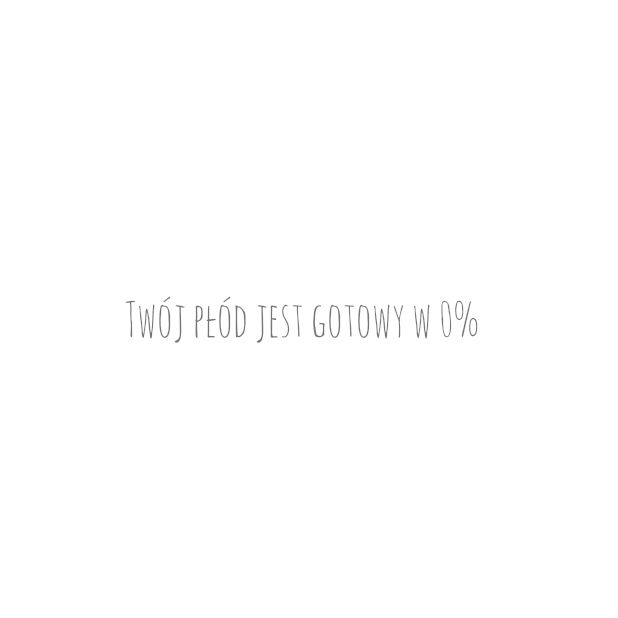
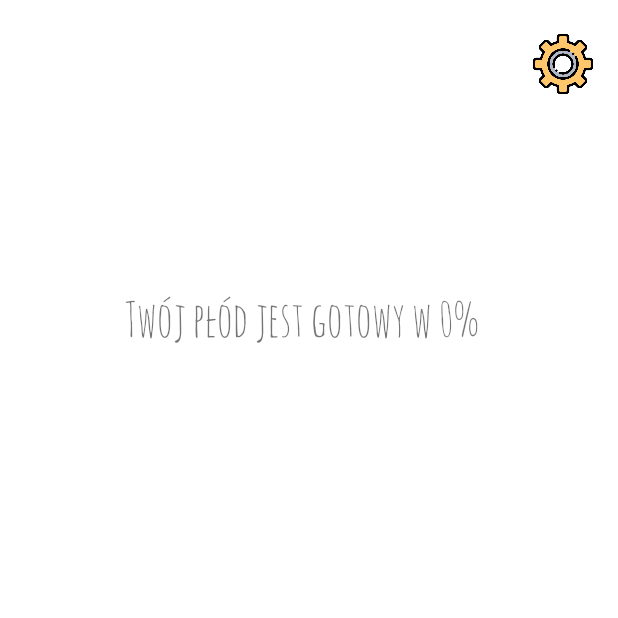
Before and after one commit to Maki1502/Hello-baby, an Android app: the BabyLoading screen opened directly, with no data from a screen before it, on a phone screen of 412 x 824 dp, the top half of it. Run offline under Robolectric (Android 15) with nearby library versions, the phone set to English and light mode, and no system bars; 2 statements that could not run were skipped.

Commit message:
Poprawki wyglądu cd.

```diff
--- a/app/src/main/java/edu/ib/hellobaby/BabyLoading.kt
+++ b/app/src/main/java/edu/ib/hellobaby/BabyLoading.kt
@@ -2,24 +2,23 @@ package edu.ib.hellobaby
 
 import android.content.Context
 import android.content.Intent
-
 import android.graphics.drawable.ClipDrawable
 import android.os.Bundle
-import android.util.Log
-import android.view.View
 import android.widget.Toast
 import androidx.appcompat.app.AppCompatActivity
 import kotlinx.android.synthetic.main.activity_baby_loading.*
-import kotlinx.android.synthetic.main.activity_calculate_dates.*
 import java.text.SimpleDateFormat
 import java.time.LocalDate
-import java.util.*
-
 
 class BabyLoading : AppCompatActivity() {
     override fun onCreate(savedInstanceState: Bundle?) {
         super.onCreate(savedInstanceState)
         setContentView(R.layout.activity_baby_loading)
+
+        settings_btn.setOnClickListener {
+            val intent = Intent(this,CalculateDates::class.java)
+            startActivity(intent)
+        }
 
         val sharedPrefFile = "kotlinsharedpreference"
         val sharedPreference =  getSharedPreferences(sharedPrefFile, Context.MODE_PRIVATE)
@@ -32,17 +31,13 @@ class BabyLoading : AppCompatActivity() {
         val sdf = SimpleDateFormat("yyyy-MM-dd")
 
         val current = LocalDate.now().toString()
-        Log.d("xx", "$current")
-        Log.d("data", "$sexDate")
 
         val sexDate1 = sdf.parse(sexDate)
         val currentDate = sdf.parse(current)
         val mDifference = kotlin.math.abs(currentDate.time - sexDate1.time)
         val mDifferenceDates = mDifference / (24 * 60 * 60 * 1000)
         val mDayDifference = mDifferenceDates.toString()
-        Log.d("current", "$mDayDifference")
         val babyLoading = 100 * mDayDifference.toInt() / 270
-        Log.d("loading", "$babyLoading")
         loadingText.text = "Twój płód jest gotowy w $babyLoading%"
 
         val imageLevel = 10000 * mDayDifference.toInt()/270
--- a/app/src/main/java/edu/ib/hellobaby/CalculateDates.kt
+++ b/app/src/main/java/edu/ib/hellobaby/CalculateDates.kt
@@ -17,7 +17,6 @@ import java.text.SimpleDateFormat
 import java.time.LocalDate
 import java.time.Period
 import java.util.*
-
 
 class CalculateDates : AppCompatActivity() {
     @SuppressLint("CommitPrefEdits")
@@ -51,10 +50,6 @@ class CalculateDates : AppCompatActivity() {
             calender.set(year, month, dayOfMonth)
             // Now set calenderView with this calender object to highlight selected date on UI.
             calView.setDate(calender.timeInMillis, true, true)
-        }
-
-        returnButton.setOnClickListener {
-
         }
 
         // Function to get date from calendar
--- a/app/src/main/res/layout/activity_baby_loading.xml
+++ b/app/src/main/res/layout/activity_baby_loading.xml
@@ -5,6 +5,20 @@
     android:layout_width="match_parent"
     android:layout_height="match_parent"
     tools:context=".BabyLoading">
+
+    <ImageButton
+        android:id="@+id/settings_btn"
+        android:layout_width="40dp"
+        android:layout_height="40dp"
+        android:layout_gravity="right"
+        android:background="@drawable/gear"
+        android:drawableBottom="@drawable/gear"
+        app:layout_constraintBottom_toTopOf="@+id/loadingText"
+        app:layout_constraintEnd_toEndOf="parent"
+        app:layout_constraintHorizontal_bias="0.956"
+        app:layout_constraintStart_toStartOf="parent"
+        app:layout_constraintTop_toTopOf="parent"
+        app:layout_constraintVertical_bias="0.15" />
 
     <TextView
         android:id="@+id/loadingText"
```
Also changed, not shown: app/src/main/res/layout/activity_calculate_dates.xml (+0 -9 lines), app/src/main/res/drawable/gear.png (added).
